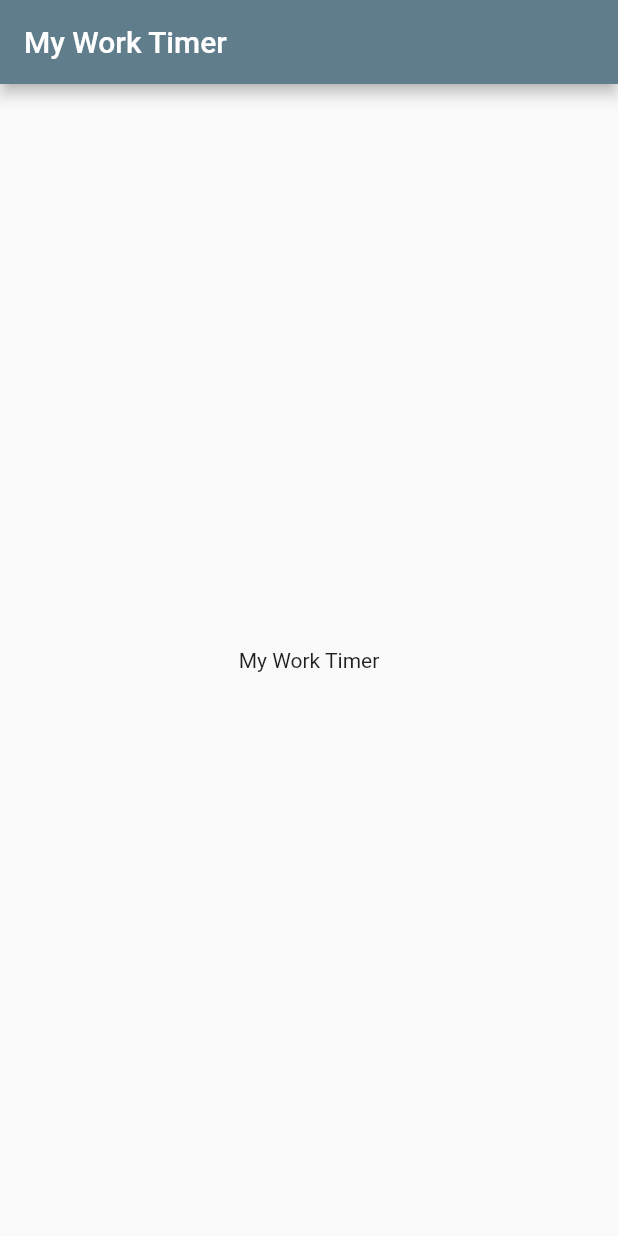
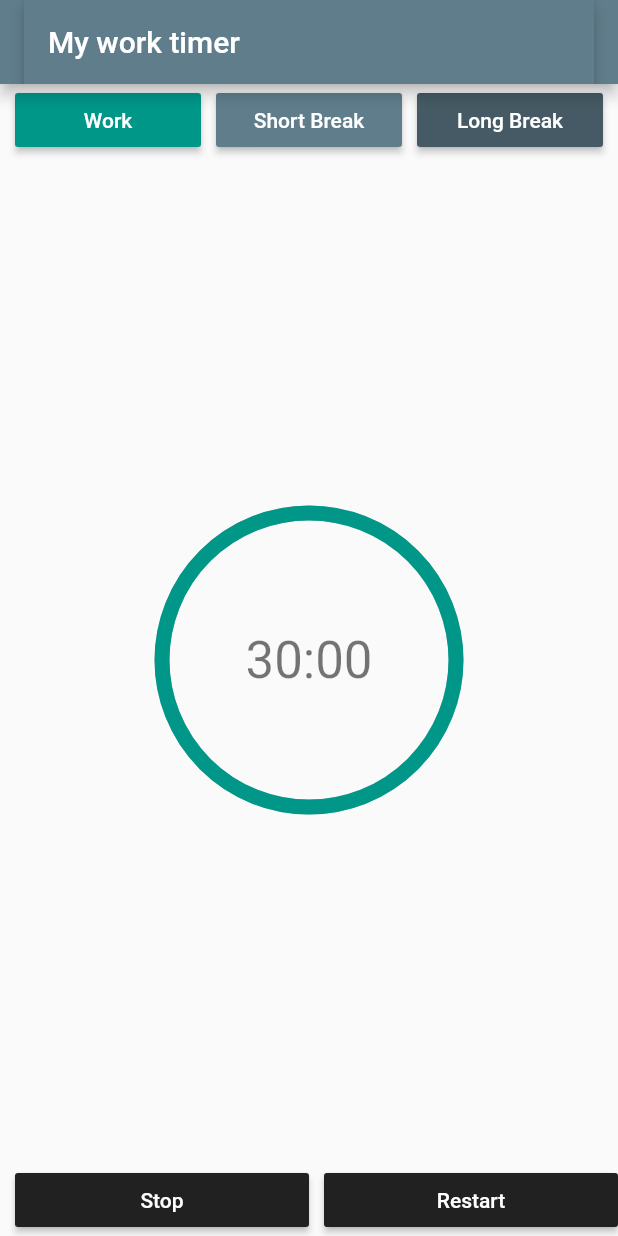
Before and after one commit to jmnelmar/flutter, a Flutter app: the screen it shows after launch, on a phone screen of 412 x 824 dp. Run offline on Flutter 3.47's test engine with Material 2 defaults, Android fonts, the phone set to English and light mode, and no system bars; drawn by our look-alikes of percent_indicator.

Commit message:
Adding the main layout of the aplication

```diff
--- a/timer_app/timer_app/lib/main.dart
+++ b/timer_app/timer_app/lib/main.dart
@@ -1,8 +1,14 @@
 import 'package:flutter/material.dart';
+import 'package:timer_app/src/pages/home_page.dart';
+
+
 
 void main() => runApp(MyApp());
 
 class MyApp extends StatelessWidget{
+
+
+
   @override
   Widget build(BuildContext context)
   {
@@ -11,15 +17,10 @@ class MyApp extends StatelessWidget{
       theme: ThemeData(
         primarySwatch: Colors.blueGrey,
       ),
-      home:Scaffold(
-        appBar: AppBar(
-          title: Text('My Work Timer'),
-        ),
-        body: Center(
-          child: Text('My Work Timer')
-        ),
-      )
+      home:TimerHomePage()
 
     );
   }
+
+  void emptyMethod(){}
 }
--- /dev/null
+++ b/timer_app/timer_app/lib/src/pages/home_page.dart
@@ -0,0 +1,104 @@
+import 'package:flutter/material.dart';
+import 'package:timer_app/widgets/widgets.dart';
+import 'package:percent_indicator/percent_indicator.dart';
+
+class TimerHomePage extends StatelessWidget {
+  final double defaultPadding = 5.0;
+
+  @override
+  Widget build(BuildContext context) {
+    return Scaffold(
+        appBar: AppBar(
+          title: AppBar(
+            title: Text('My work timer'),
+          ),
+        ),
+        body: LayoutBuilder(
+
+          builder:
+          (BuildContext context, BoxConstraints constraints)
+          {
+            final double availableWidth = constraints.maxWidth;
+            return Column(
+              children: <Widget>[
+                Row(
+                  children: <Widget>[
+                    Padding(padding: EdgeInsets.all(defaultPadding)),
+
+                    Expanded(
+                        child: ProductivityButton(
+                      color: Color(0xff009688),
+                      text: "Work",
+                      onPressed: () {},
+                      size: 30.0,
+                    )),
+
+                    Padding(padding: EdgeInsets.all(defaultPadding),),
+
+                    Expanded(
+                        child: ProductivityButton(
+                      color: Color(0xff607D8B),
+                      text: "Short Break",
+                      onPressed: () {},
+                      size: 30.0,
+                    )),
+
+                    Padding(padding: EdgeInsets.all(defaultPadding),),
+
+                    Expanded(
+                        child: ProductivityButton(
+                      color: Color(0xff455A64),
+                      text: "Long Break",
+                      onPressed: () {},
+                      size: 30.0,
+                    )),
+
+                    Padding(padding: EdgeInsets.all(defaultPadding),),
+                  ],
+                ),
+
+                Expanded(
+                  child:
+                    CircularPercentIndicator(
+                      radius: availableWidth / 2,
+                      lineWidth: 10.0,
+                      percent: 1,
+                      center: Text("30:00", style: Theme.of(context).textTheme.headline4),
+                      progressColor: Color(0xff009688),
+                    ),
+                  ),
+
+                Row(
+                  children: <Widget>[
+
+                    Padding(padding: EdgeInsets.all(defaultPadding),),
+
+                    Expanded(
+                      child: ProductivityButton(
+                        color: Color(0xff212121),
+                        text: 'Stop',
+                        onPressed: (){},
+                        size: 10.0,
+                      )
+                    ),
+
+                    Padding(padding: EdgeInsets.all(defaultPadding),),
+
+                    Expanded(
+                      child: ProductivityButton(
+                        color: Color(0xff212121),
+                        text: 'Restart',
+                        onPressed: (){},
+                        size: 10.0,
+                      )
+                    ),
+
+                  ],
+                )
+              ],
+            );
+          }
+        ),
+    );
+  }
+}
--- /dev/null
+++ b/timer_app/timer_app/lib/widgets/widgets.dart
@@ -0,0 +1,27 @@
+import 'package:flutter/material.dart';
+
+
+class ProductivityButton extends StatelessWidget{
+
+  final Color color;
+  final String text;
+  final double size;
+  final VoidCallback onPressed;
+
+  ProductivityButton( { @required this.color, @required this.text, @required this.onPressed,@required this.size } );
+
+  @override
+  Widget build(BuildContext context){
+    return MaterialButton(
+      child: Text(
+        this.text,
+        style: TextStyle( color: Colors.white),
+      ),
+      onPressed: this.onPressed,
+      color: this.color,
+      minWidth: this.size,
+
+    );
+  }
+
+}
--- a/timer_app/timer_app/pubspec.yaml
+++ b/timer_app/timer_app/pubspec.yaml
@@ -23,6 +23,7 @@ environment:
 dependencies:
   flutter:
     sdk: flutter
+  percent_indicator: "^2.1.1"
 
 
   # The following adds the Cupertino Icons font to your application.
```
Also changed, not shown: timer_app/timer_app/pubspec.lock, 1 other file.
